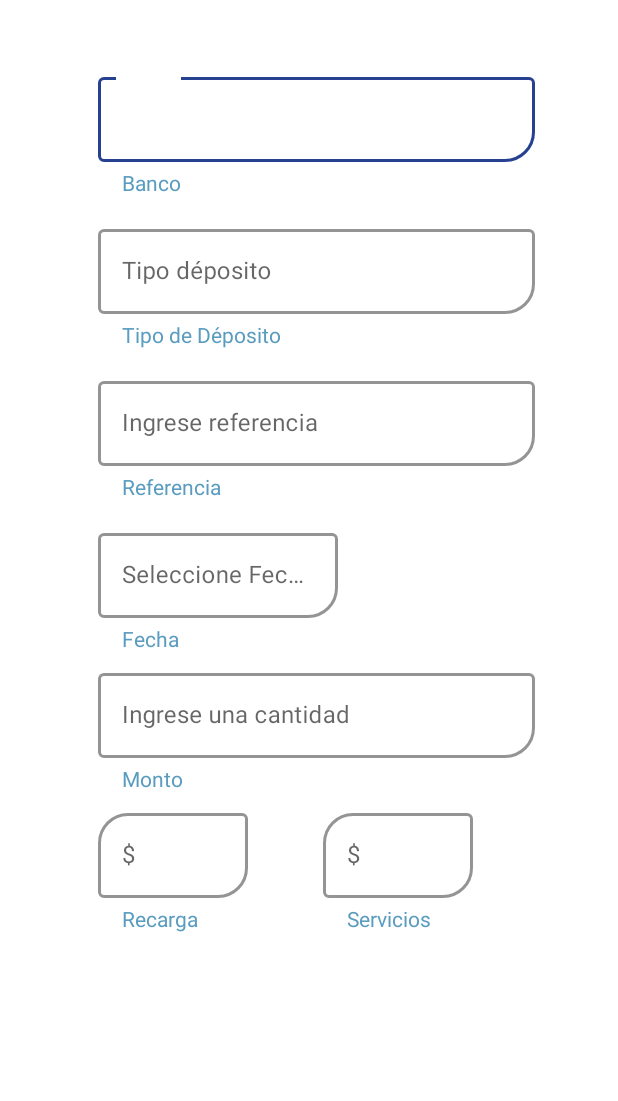
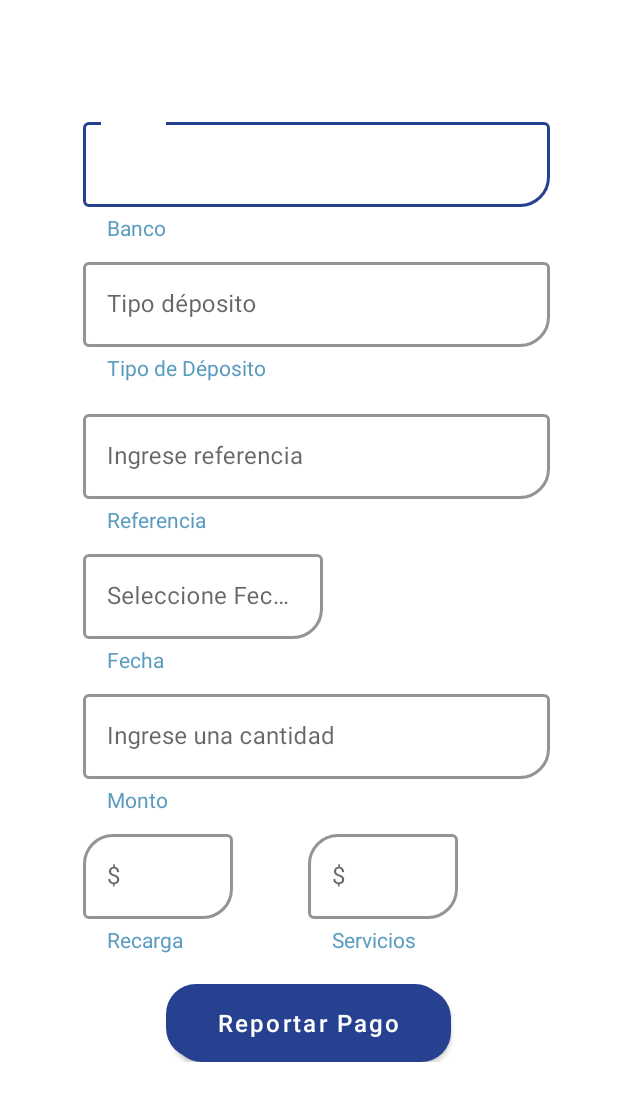
Before and after one commit to AlexisVil/AppXtreme, an Android app: the layout fragment_reportar_pago.xml on its own in the app's theme, with its tools: preview values and no code run, on a phone screen of 412 x 824 dp. Shown: the top 1101 px of the screen. Run offline under Robolectric (Android 15) with nearby library versions, the phone set to English and light mode, and no system bars.

Commit message:
Recargas y reportar pagos se agregó al código

```diff
--- a/app/src/main/java/mx/com/evotae/appxtreme/main/login/ui/XTLoginFragment.kt
+++ b/app/src/main/java/mx/com/evotae/appxtreme/main/login/ui/XTLoginFragment.kt
@@ -81,7 +81,7 @@ class XTLoginFragment : XTFragmentBase() {
         PWD_APP.savePreferencesToString(binding.passTxt.toString())
         OPERATOR_APP.savePreferencesToString(operatorTxt.text.toString())
         navigateToLoginSucces()
-        Toast.makeText(safeActivity, "Bienvenido ${USER_APP.toString()}", Toast.LENGTH_SHORT).show()
+        Toast.makeText(safeActivity, "Bienvenido $USER_APP", Toast.LENGTH_SHORT).show()
     }
 
     fun navigateToLoginSucces() {
--- /dev/null
+++ b/app/src/main/res/drawable/btn_shadow_color.xml
@@ -0,0 +1,21 @@
+<?xml version="1.0" encoding="utf-8"?>
+<layer-list xmlns:android="http://schemas.android.com/apk/res/android">
+    <item
+        android:left="4dp"
+        android:top="3dp">
+        <shape>
+            <solid android:color="@android:color/darker_gray" />
+            <corners android:radius="20dp" />
+        </shape>
+    </item>
+    <!-- White foreground. -->
+    <item
+        android:bottom="3dp"
+        android:right="4dp">
+        <shape>
+            <solid android:color="#26418f" />
+            <corners android:radius="20dp" />
+        </shape>
+    </item>
+
+</layer-list>
--- a/app/src/main/res/layout/fragment_reportar_pago.xml
+++ b/app/src/main/res/layout/fragment_reportar_pago.xml
@@ -1,214 +1,229 @@
 <?xml version="1.0" encoding="utf-8"?>
 <FrameLayout xmlns:android="http://schemas.android.com/apk/res/android"
+    xmlns:app="http://schemas.android.com/apk/res-auto"
     xmlns:tools="http://schemas.android.com/tools"
     android:layout_width="match_parent"
     android:layout_height="match_parent"
-    xmlns:app="http://schemas.android.com/apk/res-auto"
+    android:paddingTop="40dp"
+    android:paddingBottom="10dp"
     tools:context=".main.reportarpago.ui.ReportarPagoFragment">
 
     <LinearLayout
+        android:layout_width="match_parent"
         android:layout_height="wrap_content"
-        android:layout_width="match_parent"
-        android:orientation="vertical"
-        android:padding="10dp"
+        android:layout_marginLeft="45dp"
         android:layout_marginTop="20dp"
         android:layout_marginRight="45dp"
-        android:layout_marginLeft="45dp"
         android:layout_marginBottom="20dp"
-        >
+        android:orientation="vertical">
+
         <com.google.android.material.textfield.TextInputLayout
-            android:id ="@+id/tiBanco"
+            android:id="@+id/tiBanco"
+            style="@style/Widget.MaterialComponents.TextInputLayout.OutlinedBox"
             android:layout_width="match_parent"
             android:layout_height="wrap_content"
             android:layout_marginStart="10dp"
+            android:layout_marginLeft="16dp"
             android:layout_marginTop="16dp"
             android:layout_marginRight="16dp"
-            android:layout_marginLeft="16dp"
             android:hint="Banco"
-            app:hintTextColor="@color/design_default_color_on_primary"
-            app:helperTextEnabled="true"
-            app:helperText="Banco"
-            app:helperTextTextColor="@color/letters_2"
-            app:helperTextTextAppearance="@style/Widget.MaterialComponents.Button.TextButton"
+            app:boxCornerRadiusBottomEnd="20dp"
             app:boxStrokeColor="@color/xtreme_3"
             app:boxStrokeWidth="2dp"
+            app:helperText="Banco"
+            app:helperTextEnabled="true"
+            app:helperTextTextAppearance="@style/Widget.MaterialComponents.Button.TextButton"
+            app:helperTextTextColor="@color/letters_2"
+            app:hintTextColor="@color/design_default_color_on_primary">
+
+            <EditText
+                android:id="@+id/etBanco"
+                android:layout_width="match_parent"
+                android:layout_height="wrap_content" />
+        </com.google.android.material.textfield.TextInputLayout>
+
+        <com.google.android.material.textfield.TextInputLayout
+            android:id="@+id/tiDeposito"
+            style="@style/Widget.MaterialComponents.TextInputLayout.OutlinedBox"
+            android:layout_width="match_parent"
+            android:layout_height="wrap_content"
+            android:layout_marginStart="10dp"
+            android:layout_marginLeft="16dp"
+            android:layout_marginTop="8dp"
+            android:layout_marginRight="16dp"
+            android:hint="Tipo déposito"
             app:boxCornerRadiusBottomEnd="20dp"
-            style="@style/Widget.MaterialComponents.TextInputLayout.OutlinedBox"
-            >
+            app:boxStrokeColor="@color/xtreme_3"
+            app:boxStrokeWidth="2dp"
+            app:helperText="Tipo de Déposito"
+            app:helperTextEnabled="true"
+            app:helperTextTextAppearance="@style/Widget.MaterialComponents.Button.TextButton"
+            app:helperTextTextColor="@color/letters_2"
+            app:hintTextColor="@color/design_default_color_on_primary">
+
             <EditText
-                android:id ="@+id/etBanco"
+                android:id="@+id/etDeposito"
                 android:layout_width="match_parent"
                 android:layout_height="wrap_content"
                 />
         </com.google.android.material.textfield.TextInputLayout>
 
         <com.google.android.material.textfield.TextInputLayout
-            android:id ="@+id/tiDeposito"
+            android:id="@+id/tiRef"
+            style="@style/Widget.MaterialComponents.TextInputLayout.OutlinedBox"
             android:layout_width="match_parent"
             android:layout_height="wrap_content"
             android:layout_marginStart="10dp"
+            android:layout_marginLeft="16dp"
             android:layout_marginTop="16dp"
             android:layout_marginRight="16dp"
-            android:layout_marginLeft="16dp"
-            android:hint="Tipo déposito"
-            app:hintTextColor="@color/design_default_color_on_primary"
-            app:helperTextEnabled="true"
-            app:helperText="Tipo de Déposito"
-            app:helperTextTextColor="@color/letters_2"
-            app:helperTextTextAppearance="@style/Widget.MaterialComponents.Button.TextButton"
+            android:hint="Ingrese referencia"
+            app:boxCornerRadiusBottomEnd="20dp"
             app:boxStrokeColor="@color/xtreme_3"
             app:boxStrokeWidth="2dp"
-            app:boxCornerRadiusBottomEnd="20dp"
-            style="@style/Widget.MaterialComponents.TextInputLayout.OutlinedBox"
-            >
+            app:helperText="Referencia"
+            app:helperTextEnabled="true"
+            app:helperTextTextAppearance="@style/Widget.MaterialComponents.Button.TextButton"
+            app:helperTextTextColor="@color/letters_2"
+            app:hintTextColor="@color/design_default_color_on_primary">
+
             <EditText
-                android:id ="@+id/etDeposito"
+                android:id="@+id/etRef"
                 android:layout_width="match_parent"
-                android:layout_height="wrap_content"
-                />
-        </com.google.android.material.textfield.TextInputLayout>
-
-        <com.google.android.material.textfield.TextInputLayout
-            android:id ="@+id/tiRef"
-            android:layout_width="match_parent"
-            android:layout_height="wrap_content"
-            android:layout_marginStart="10dp"
-            android:layout_marginTop="16dp"
-            android:layout_marginRight="16dp"
-            android:layout_marginLeft="16dp"
-            android:hint="Ingrese referencia"
-            app:hintTextColor="@color/design_default_color_on_primary"
-            app:helperTextEnabled="true"
-            app:helperText="Referencia"
-            app:helperTextTextColor="@color/letters_2"
-            app:helperTextTextAppearance="@style/Widget.MaterialComponents.Button.TextButton"
-            app:boxStrokeColor="@color/xtreme_3"
-            app:boxStrokeWidth="2dp"
-            app:boxCornerRadiusBottomEnd="20dp"
-            style="@style/Widget.MaterialComponents.TextInputLayout.OutlinedBox"
-            >
-            <EditText
-                android:id ="@+id/etRef"
-                android:layout_width="match_parent"
-                android:layout_height="wrap_content"
-                />
+                android:layout_height="wrap_content" />
 
         </com.google.android.material.textfield.TextInputLayout>
 
         <com.google.android.material.textfield.TextInputLayout
-            android:id ="@+id/tiFecha"
+            android:id="@+id/tiFecha"
+            style="@style/Widget.MaterialComponents.TextInputLayout.OutlinedBox"
             android:layout_width="160dp"
             android:layout_height="wrap_content"
             android:layout_marginStart="10dp"
-            android:layout_marginTop="16dp"
+            android:layout_marginLeft="16dp"
+            android:layout_marginTop="8dp"
             android:layout_marginRight="16dp"
-            android:layout_marginLeft="16dp"
             android:hint="Seleccione Fecha"
-            app:hintTextColor="@color/design_default_color_on_primary"
-            app:helperTextEnabled="true"
-            app:helperText="Fecha"
-            app:helperTextTextColor="@color/letters_2"
-            app:helperTextTextAppearance="@style/Widget.MaterialComponents.Button.TextButton"
+            app:boxCornerRadiusBottomEnd="20dp"
             app:boxStrokeColor="@color/xtreme_3"
             app:boxStrokeWidth="2dp"
-            app:boxCornerRadiusBottomEnd="20dp"
-            style="@style/Widget.MaterialComponents.TextInputLayout.OutlinedBox"
-            >
+            app:helperText="Fecha"
+            app:helperTextEnabled="true"
+            app:helperTextTextAppearance="@style/Widget.MaterialComponents.Button.TextButton"
+            app:helperTextTextColor="@color/letters_2"
+            app:hintTextColor="@color/design_default_color_on_primary">
+
             <EditText
-                android:id ="@+id/etFecha"
+                android:id="@+id/etFecha"
                 android:layout_width="match_parent"
                 android:layout_height="wrap_content"
-                />
+                android:focusable="false" />
         </com.google.android.material.textfield.TextInputLayout>
 
         <com.google.android.material.textfield.TextInputLayout
-            android:id ="@+id/tiMonto"
+            android:id="@+id/tiMonto"
+            style="@style/Widget.MaterialComponents.TextInputLayout.OutlinedBox"
             android:layout_width="match_parent"
             android:layout_height="wrap_content"
             android:layout_marginStart="10dp"
+            android:layout_marginLeft="16dp"
             android:layout_marginTop="8dp"
             android:layout_marginRight="16dp"
-            android:layout_marginLeft="16dp"
             android:hint="Ingrese una cantidad"
-            app:hintTextColor="@color/design_default_color_on_primary"
-            app:helperTextEnabled="true"
-            app:helperText="Monto"
-            app:helperTextTextColor="@color/letters_2"
-            app:helperTextTextAppearance="@style/Widget.MaterialComponents.Button.TextButton"
+            app:boxCornerRadiusBottomEnd="20dp"
             app:boxStrokeColor="@color/xtreme_3"
             app:boxStrokeWidth="2dp"
-            app:boxCornerRadiusBottomEnd="20dp"
-            style="@style/Widget.MaterialComponents.TextInputLayout.OutlinedBox"
-            >
+            app:helperText="Monto"
+            app:helperTextEnabled="true"
+            app:helperTextTextAppearance="@style/Widget.MaterialComponents.Button.TextButton"
+            app:helperTextTextColor="@color/letters_2"
+            app:hintTextColor="@color/design_default_color_on_primary">
+
             <EditText
-                android:id ="@+id/etMonto"
+                android:id="@+id/etMonto"
                 android:layout_width="match_parent"
                 android:layout_height="wrap_content"
-                android:inputType="number"
-                />
+                android:inputType="number" />
         </com.google.android.material.textfield.TextInputLayout>
+
         <LinearLayout
+            android:layout_width="match_parent"
             android:layout_height="wrap_content"
-            android:layout_width="match_parent"
-            android:orientation="horizontal"
-            >
+            android:orientation="horizontal">
+
             <com.google.android.material.textfield.TextInputLayout
-                android:id ="@+id/tiRecarga"
+                android:id="@+id/tiRecarga"
+                style="@style/Widget.MaterialComponents.TextInputLayout.OutlinedBox"
                 android:layout_width="100dp"
                 android:layout_height="wrap_content"
                 android:layout_marginStart="10dp"
+                android:layout_marginLeft="16dp"
                 android:layout_marginTop="8dp"
                 android:layout_marginRight="16dp"
-                android:layout_marginLeft="16dp"
                 android:hint="$"
-                app:hintTextColor="@color/design_default_color_on_primary"
-                app:helperTextEnabled="true"
-                app:helperText="Recarga"
-                app:helperTextTextColor="@color/letters_2"
-                app:helperTextTextAppearance="@style/Widget.MaterialComponents.Button.TextButton"
+                app:boxCornerRadiusBottomEnd="20dp"
+                app:boxCornerRadiusTopStart="20dp"
                 app:boxStrokeColor="@color/xtreme_3"
                 app:boxStrokeWidth="2dp"
-                app:boxCornerRadiusTopStart="20dp"
-                app:boxCornerRadiusBottomEnd="20dp"
-                style="@style/Widget.MaterialComponents.TextInputLayout.OutlinedBox"
+                app:helperText="Recarga"
+                app:helperTextEnabled="true"
+                app:helperTextTextAppearance="@style/Widget.MaterialComponents.Button.TextButton"
+                app:helperTextTextColor="@color/letters_2"
+                app:hintTextColor="@color/design_default_color_on_primary"
+                app:prefixText="$"
                 >
+
                 <EditText
-                    android:id ="@+id/etRecarga"
+                    android:id="@+id/etRecarga"
                     android:layout_width="match_parent"
                     android:layout_height="wrap_content"
-                    android:inputType="number"
-                    />
+                    android:inputType="number" />
             </com.google.android.material.textfield.TextInputLayout>
 
             <com.google.android.material.textfield.TextInputLayout
-                android:id ="@+id/tiServicios"
+                android:id="@+id/tiServicios"
+                style="@style/Widget.MaterialComponents.TextInputLayout.OutlinedBox"
                 android:layout_width="100dp"
                 android:layout_height="wrap_content"
                 android:layout_marginStart="50dp"
+                android:layout_marginLeft="16dp"
                 android:layout_marginTop="8dp"
                 android:layout_marginRight="16dp"
-                android:layout_marginLeft="16dp"
                 android:hint="$"
-                app:hintTextColor="@color/design_default_color_on_primary"
-                app:helperTextEnabled="true"
-                app:helperText="Servicios"
-                app:helperTextTextColor="@color/letters_2"
-                app:helperTextTextAppearance="@style/Widget.MaterialComponents.Button.TextButton"
+                app:boxCornerRadiusBottomEnd="20dp"
+                app:boxCornerRadiusTopStart="20dp"
                 app:boxStrokeColor="@color/xtreme_3"
                 app:boxStrokeWidth="2dp"
-                app:boxCornerRadiusTopStart="20dp"
-                app:boxCornerRadiusBottomEnd="20dp"
-                style="@style/Widget.MaterialComponents.TextInputLayout.OutlinedBox"
+                app:helperText="Servicios"
+                app:helperTextEnabled="true"
+                app:helperTextTextAppearance="@style/Widget.MaterialComponents.Button.TextButton"
+                app:helperTextTextColor="@color/letters_2"
+                app:hintTextColor="@color/design_default_color_on_primary"
+                app:prefixText="$"
                 >
+
                 <EditText
-                    android:id ="@+id/etServicios"
+                    android:id="@+id/etServicios"
                     android:layout_width="match_parent"
                     android:layout_height="wrap_content"
-                    android:inputType="number"
-                    />
+                    android:inputType="number" />
             </com.google.android.material.textfield.TextInputLayout>
 
         </LinearLayout>
 
+        <Button
+            android:id="@+id/btnReportar"
+            android:layout_width="190dp"
+            android:layout_height="52dp"
+            android:layout_gravity="center"
+            android:layout_marginTop="20dp"
+            android:layout_weight="1"
+            android:background="@drawable/btn_shadow_color"
+            android:text="@string/btn_pago"
+            android:textAllCaps="false"
+            android:textColor="@color/white"
+            android:textSize="16dp"
+            app:backgroundTint="#26418f" />
     </LinearLayout>
+
 </FrameLayout>
--- a/app/src/main/res/layout/fragment_x_t_user.xml
+++ b/app/src/main/res/layout/fragment_x_t_user.xml
@@ -4,6 +4,8 @@
     xmlns:tools="http://schemas.android.com/tools"
     android:layout_width="match_parent"
     android:layout_height="match_parent"
+    android:paddingTop="20dp"
+    android:paddingBottom="20dp"
     tools:context=".main.user.ui.XTUserFragment">
     <!--
 
--- a/app/src/main/res/values/colors.xml
+++ b/app/src/main/res/values/colors.xml
@@ -24,6 +24,7 @@
     <color name="xtreme_2_3">#236e8f</color>
 
     <color name="placeholder">#6d7bb9</color>
+    <color name="placeholder_2">#529BA5D1</color>
 
     <color name="stroke">#5E8E99F3</color>
     <color name="image_btn">#CEB0BBEA</color>
```
Also changed, not shown: app/src/main/java/mx/com/evotae/appxtreme/main/recargar/ui/XTRecargaFragment.kt (added, +38 -0 lines), app/src/main/java/mx/com/evotae/appxtreme/main/splash/ui/SplashFragment.kt (+1 -6 lines), app/src/main/java/mx/com/evotae/appxtreme/main/tae/ui/XTTaeFragment.kt (+8 -1 lines), app/src/main/java/mx/com/evotae/appxtreme/main/user/ui/XTUserFragment.kt (+7 -1 lines), app/src/main/res/layout/fragment_x_t_login.xml (+14 -2 lines), app/src/main/res/layout/fragment_x_t_recarga.xml (added, +128 -0 lines), app/src/main/res/navigation/inicio_nav.xml (+24 -2 lines), app/src/main/res/values/strings.xml (+7 -0 lines).
